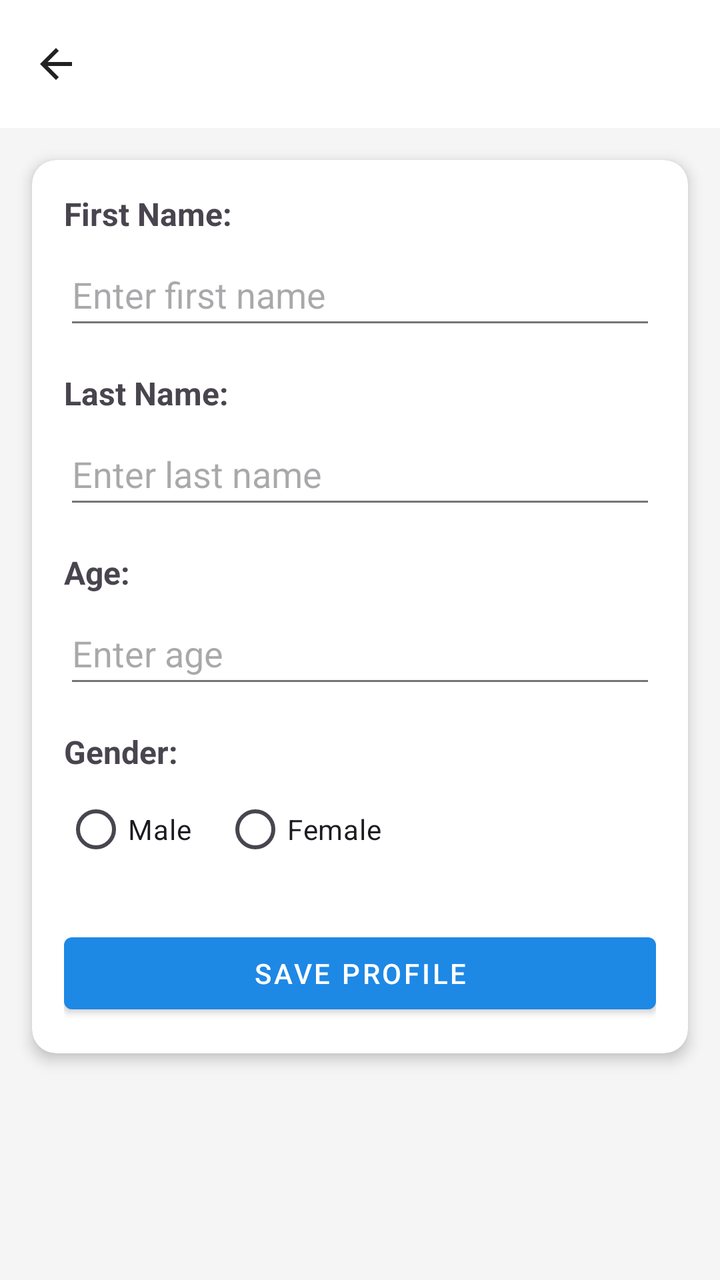
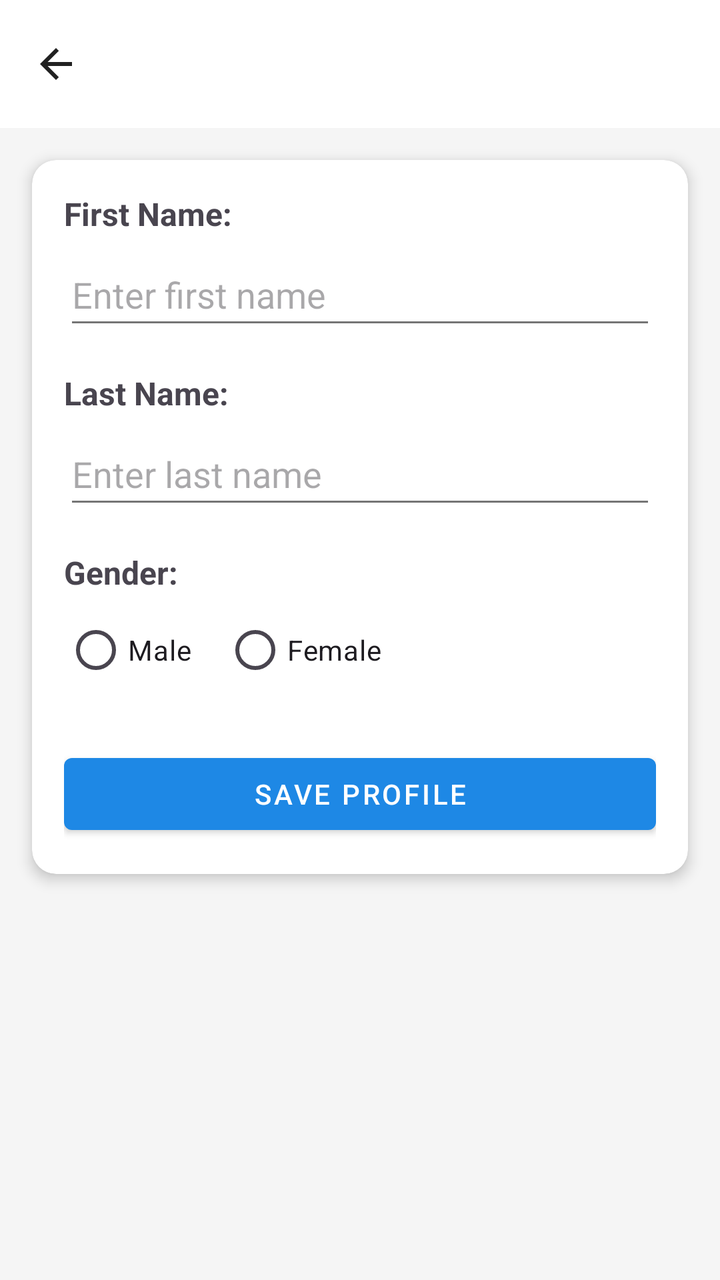

Compare the two renders of this Android layout. The source of the first and the diff that turns it into the second are given below.
<!-- AndroidManifest.xml: application theme Theme.Dialog -->
<!-- res/layout/activity_user_profile.xml -->
<?xml version="1.0" encoding="utf-8"?>
<LinearLayout xmlns:android="http://schemas.android.com/apk/res/android"
    xmlns:app="http://schemas.android.com/apk/res-auto"
    android:layout_width="match_parent"
    android:layout_height="match_parent"
    android:orientation="vertical"
    android:background="@color/colorBackground">

    <include layout="@layout/toolbar_layout"/>

    <androidx.cardview.widget.CardView
        android:layout_width="match_parent"
        android:layout_height="wrap_content"
        android:layout_margin="16dp"
        app:cardCornerRadius="12dp"
        app:cardElevation="4dp">

        <LinearLayout
            android:layout_width="match_parent"
            android:layout_height="wrap_content"
            android:orientation="vertical"
            android:padding="16dp">

            <TextView
                android:layout_width="wrap_content"
                android:layout_height="wrap_content"
                android:text="@string/first_name_label"
                android:textSize="16sp"
                android:textStyle="bold"
                android:layout_marginBottom="4dp"/>

            <EditText
                android:id="@+id/firstNameInput"
                android:layout_width="match_parent"
                android:layout_height="48dp"
                android:inputType="textPersonName"
                android:hint="@string/enter_first_name"/>

            <TextView
                android:layout_width="wrap_content"
                android:layout_height="wrap_content"
                android:text="@string/last_name_label"
                android:textSize="16sp"
                android:textStyle="bold"
                android:layout_marginTop="16dp"
                android:layout_marginBottom="4dp"/>

            <EditText
                android:id="@+id/lastNameInput"
                android:layout_width="match_parent"
                android:layout_height="48dp"
                android:inputType="textPersonName"
                android:hint="@string/enter_last_name"/>

            <TextView
                android:layout_width="wrap_content"
                android:layout_height="wrap_content"
                android:text="@string/age_label"
                android:textSize="16sp"
                android:textStyle="bold"
                android:layout_marginTop="16dp"
                android:layout_marginBottom="4dp"/>

            <EditText
                android:id="@+id/ageInput"
                android:layout_width="match_parent"
                android:layout_height="48dp"
                android:inputType="number"
                android:hint="@string/enter_age"/>

            <TextView
                android:layout_width="wrap_content"
                android:layout_height="wrap_content"
                android:text="@string/gender_label"
                android:textSize="16sp"
                android:textStyle="bold"
                android:layout_marginTop="16dp"
                android:layout_marginBottom="4dp"/>

            <RadioGroup
                android:id="@+id/genderGroup"
                android:layout_width="match_parent"
                android:layout_height="wrap_content"
                android:orientation="horizontal">

                <RadioButton
                    android:id="@+id/maleRadio"
                    android:layout_width="wrap_content"
                    android:layout_height="wrap_content"
                    android:text="@string/male"/>

                <RadioButton
                    android:id="@+id/femaleRadio"
                    android:layout_width="wrap_content"
                    android:layout_height="wrap_content"
                    android:layout_marginStart="16dp"
                    android:text="@string/female"/>

            </RadioGroup>

            <Button
                android:id="@+id/saveButton"
                style="@style/Widget.MaterialComponents.Button"
                android:layout_width="match_parent"
                android:layout_height="wrap_content"
                android:layout_marginTop="24dp"
                android:text="@string/save_profile"/>

        </LinearLayout>

    </androidx.cardview.widget.CardView>

</LinearLayout>
<!-- res/layout/toolbar_layout.xml (included above) -->
<?xml version="1.0" encoding="utf-8"?>
<androidx.appcompat.widget.Toolbar
    xmlns:android="http://schemas.android.com/apk/res/android"
    xmlns:app="http://schemas.android.com/apk/res-auto"
    android:id="@+id/toolbar"
    style="@style/ToolbarStyle"
    app:navigationIcon="@drawable/ic_back"
    app:title=""
    android:elevation="4dp"/>
<!-- resources referenced by this layout -->
<resources>
  <color name="colorBackground">#F5F5F5</color>
  <!-- drawable ic_back (drawable) -->
  <?xml version="1.0" encoding="utf-8"?>
  <vector xmlns:android="http://schemas.android.com/apk/res/android"
      android:width="24dp"
      android:height="24dp"
      android:viewportWidth="24"
      android:viewportHeight="24"
      android:tint="?attr/colorControlNormal">
      <path
          android:fillColor="@android:color/white"
          android:pathData="M20,11H7.83l5.59,-5.59L12,4l-8,8 8,8 1.41,-1.41L7.83,13H20v-2z"/>
  </vector>
  <string name="age_label">Age:</string>
  <string name="enter_age">Enter age</string>
  <string name="enter_first_name">Enter first name</string>
  <string name="enter_last_name">Enter last name</string>
  <string name="female">Female</string>
  <string name="first_name_label">First Name:</string>
  <string name="gender_label">Gender:</string>
  <string name="last_name_label">Last Name:</string>
  <string name="male">Male</string>
  <string name="save_profile">Save Profile</string>
  <style name="ToolbarStyle">
          <item name="android:layout_width">match_parent</item>
          <item name="android:layout_height">?attr/actionBarSize</item>
          <item name="android:background">?attr/colorSurface</item>
          <item name="android:elevation">4dp</item>
          <item name="titleTextColor">?attr/colorOnSurface</item>
          <item name="navigationIconTint">?attr/colorOnSurface</item>
          <item name="android:theme">@style/ThemeOverlay.Material3.ActionBar</item>
      </style>
  <style name="Theme.Dialog" parent="Base.Theme.Dialog" />
  <style name="Base.Theme.Dialog" parent="Theme.Material3.DayNight.NoActionBar">
          
          <item name="colorPrimary">@color/colorPrimary</item>
          <item name="colorPrimaryDark">@color/colorPrimaryDark</item>
          <item name="android:textColorPrimary">@color/textPrimary</item>
          <item name="android:textColorSecondary">@color/textSecondary</item>
          <item name="colorSurface">@color/white</item>
          <item name="colorOnSurface">@color/textPrimary</item>
          <item name="android:navigationBarColor">@color/white</item>
          <item name="android:statusBarColor">@color/white</item>
          <item name="android:windowLightStatusBar">true</item>
      </style>
  <color name="colorPrimary">#1E88E5</color>
  <color name="colorPrimaryDark">#1976D2</color>
  <color name="textPrimary">#212121</color>
  <color name="textSecondary">#757575</color>
  <color name="white">#FFFFFFFF</color>
</resources>

<!-- the commit's change to res/layout/activity_user_profile.xml (unified diff, before → after) -->
@@ -52,21 +52,6 @@
                 android:inputType="textPersonName"
                 android:hint="@string/enter_last_name"/>
 
-            <TextView
-                android:layout_width="wrap_content"
-                android:layout_height="wrap_content"
-                android:text="@string/age_label"
-                android:textSize="16sp"
-                android:textStyle="bold"
-                android:layout_marginTop="16dp"
-                android:layout_marginBottom="4dp"/>
-
-            <EditText
-                android:id="@+id/ageInput"
-                android:layout_width="match_parent"
-                android:layout_height="48dp"
-                android:inputType="number"
-                android:hint="@string/enter_age"/>
 
             <TextView
                 android:layout_width="wrap_content"
<!-- resource entries referenced after the edit -->
@@ -13,8 +13,6 @@
           android:fillColor="@android:color/white"
           android:pathData="M20,11H7.83l5.59,-5.59L12,4l-8,8 8,8 1.41,-1.41L7.83,13H20v-2z"/>
   </vector>
-  <string name="age_label">Age:</string>
-  <string name="enter_age">Enter age</string>
   <string name="enter_first_name">Enter first name</string>
   <string name="enter_last_name">Enter last name</string>
   <string name="female">Female</string>
@@ -43,7 +41,9 @@
           <item name="colorOnSurface">@color/textPrimary</item>
           <item name="android:navigationBarColor">@color/white</item>
           <item name="android:statusBarColor">@color/white</item>
-          <item name="android:windowLightStatusBar">true</item>
+          <item name="android:windowLightStatusBar" tools:targetApi="23">true</item>
+          <item name="android:windowFullscreen">true</item>
+          <item name="android:windowDisablePreview">true</item>
       </style>
   <color name="colorPrimary">#1E88E5</color>
   <color name="colorPrimaryDark">#1976D2</color>
